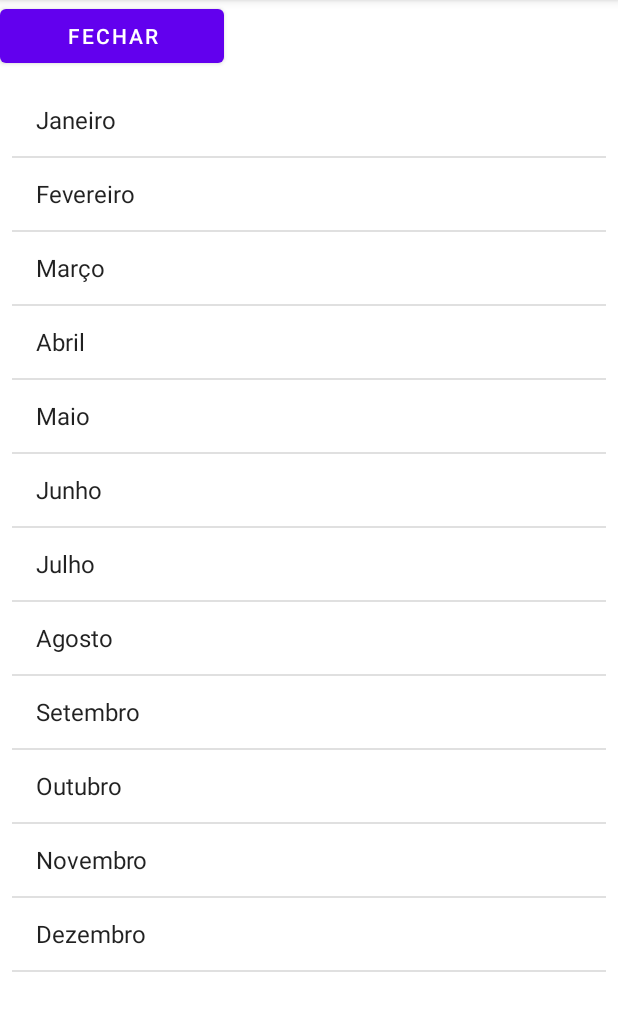
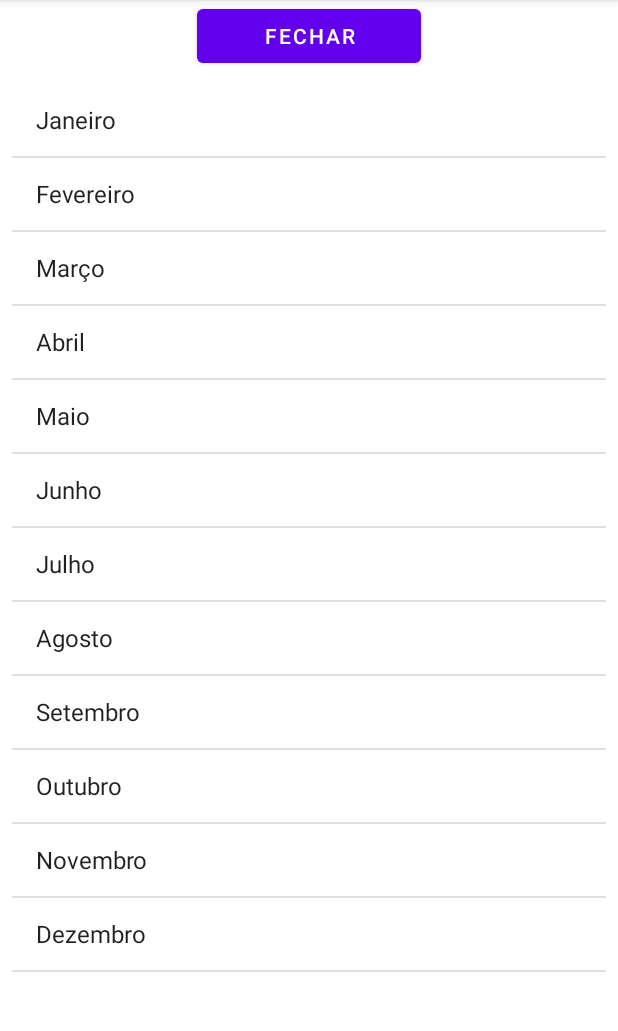
Before and after one commit to osmarbraz/listview_meses_android, an Android app: the screen it shows after launch (MainActivity), on a phone screen of 412 x 824 dp, the part 84-1115 px from its top. Run offline under Robolectric (Android 15) with nearby library versions, the phone set to English and light mode, and no system bars.

Commit message:
Comentários e formatação.

```diff
--- a/app/src/main/res/layout/activity_main.xml
+++ b/app/src/main/res/layout/activity_main.xml
@@ -12,18 +12,12 @@
         android:gravity="center_horizontal|center_vertical"
         android:orientation="vertical">
 
-        <LinearLayout
-            android:layout_width="match_parent"
+        <Button
+            android:id="@+id/buttonFechar"
+            android:layout_width="149dp"
             android:layout_height="wrap_content"
-            android:orientation="horizontal">
-
-            <Button
-                android:id="@+id/buttonFechar"
-                android:layout_width="149dp"
-                android:layout_height="wrap_content"
-                android:onClick="onClickBotaoFechar"
-                android:text="Fechar" />
-        </LinearLayout>
+            android:onClick="onClickBotaoFechar"
+            android:text="Fechar" />
 
         <ListView
             android:id="@+id/listView"
```
